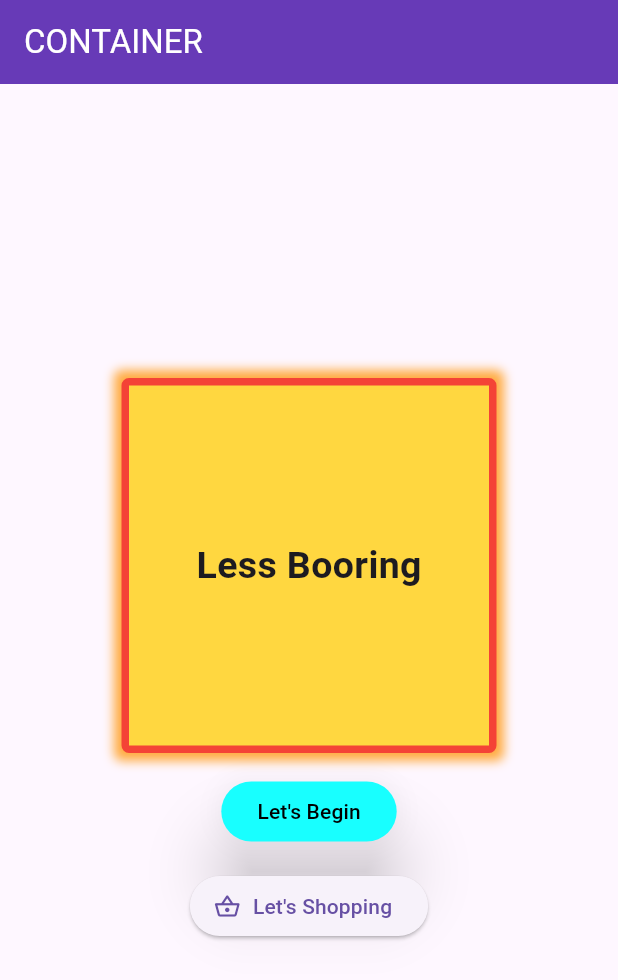
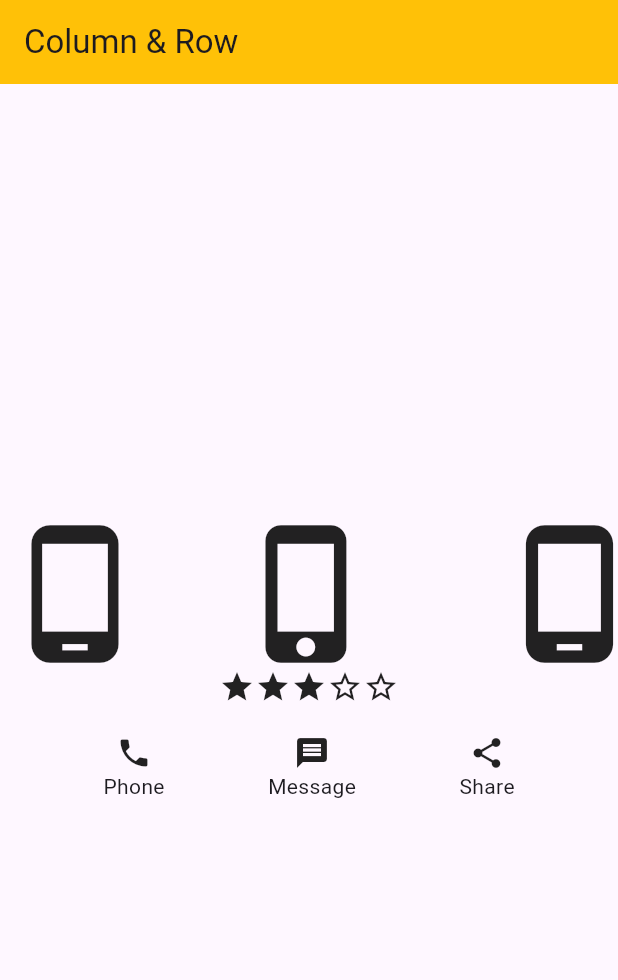
Before and after one commit to Tashfeen-Chohan/FLUTTER-T, a Flutter app: the screen it shows after launch, on a phone screen of 412 x 824 dp. Shown: the top 980 px of the screen. Run offline on Flutter 3.47's test engine with Material 3 defaults, Android fonts, the light colour scheme and no system bars.

Commit message:
Appbar & Layout [Column & Row]

```diff
--- a/lib/main.dart
+++ b/lib/main.dart
@@ -1,5 +1,6 @@
 import 'package:coding_with_t/screens/container.dart';
 import 'package:coding_with_t/screens/dashboard.dart';
+import 'package:coding_with_t/screens/layout.dart';
 import 'package:flutter/material.dart';
 
 void main() {
@@ -13,8 +14,10 @@ class MainApp extends StatelessWidget {
   Widget build(BuildContext context) {
     return const MaterialApp(
       title: "Coding With Tea",
-      // home: Dashboard()
-      home: ContainerScreen(),
+      debugShowCheckedModeBanner: false,
+      // home: Dashboard(),
+      home: LayoutScreen(),
+      // home: ContainerScreen(),
     );
   }
 }
--- a/lib/screens/dashboard.dart
+++ b/lib/screens/dashboard.dart
@@ -29,11 +29,29 @@ class _DashboardState extends State<Dashboard> {
   Widget build(BuildContext context) {
     return Scaffold(
       appBar: AppBar(
+        leading: IconButton(
+          icon: const Icon(Icons.menu),
+          onPressed: () {},
+        ),
         title: const Text(
-          "Dashboard",
+          "DASHBAORD",
           style: TextStyle(color: Colors.white),
         ),
+        actions: [
+          IconButton(
+            icon: const Icon(Icons.shopping_cart),
+            onPressed: () {},
+          ),
+          IconButton(
+            icon: const Icon(Icons.search),
+            onPressed: () {},
+          ),
+        ],
         backgroundColor: Colors.deepPurple,
+        foregroundColor: Colors.white,
+        centerTitle: true,
+        shape: const RoundedRectangleBorder(
+            borderRadius: BorderRadius.vertical(bottom: Radius.circular(15))),
       ),
       body: Center(
         child: Column(
@@ -59,15 +77,8 @@ class _DashboardState extends State<Dashboard> {
             const SizedBox(
               height: 10,
             ),
-            IconButton(
-                icon: const Icon(
-                  Icons.account_balance_sharp,
-                ),
-                onPressed: () {},
-                color: Colors.deepPurple,
-                splashColor: Colors.orange),
+
             // CONTAINER
-
           ],
         ),
       ),
--- /dev/null
+++ b/lib/screens/layout.dart
@@ -0,0 +1,71 @@
+import 'package:flutter/material.dart';
+
+class LayoutScreen extends StatelessWidget {
+  const LayoutScreen({super.key});
+
+  @override
+  Widget build(BuildContext context) {
+    return Scaffold(
+      appBar: AppBar(
+        title: const Text("Column & Row"),
+        backgroundColor: Colors.amber,
+      ),
+      body: const Column(
+        mainAxisAlignment: MainAxisAlignment.center,
+        children: [
+          Row(
+            // mainAxisAlignment: MainAxisAlignment.center,
+            children: [
+              Expanded(
+                child: Icon(
+                  Icons.phone_android,
+                  size: 100,
+                ),
+              ),
+              Expanded(
+                flex: 3,
+                child: Icon(
+                  Icons.phone_iphone_outlined,
+                  size: 100,
+                ),
+              ),
+              Expanded(
+                child: Icon(
+                  Icons.phone_android_outlined,
+                  size: 100,
+                ),
+              ),
+            ],
+          ),
+          Row(
+            mainAxisAlignment: MainAxisAlignment.center,
+            children: [
+              Icon(Icons.star),
+              Icon(Icons.star),
+              Icon(Icons.star),
+              Icon(Icons.star_border),
+              Icon(Icons.star_border),
+            ],
+          ),
+          SizedBox(
+            height: 20,
+          ),
+          Row(
+            mainAxisAlignment: MainAxisAlignment.spaceEvenly,
+            children: [
+              Column(
+                children: [Icon(Icons.phone), Text("Phone")],
+              ),
+              Column(
+                children: [Icon(Icons.message), Text("Message")],
+              ),
+              Column(
+                children: [Icon(Icons.share), Text("Share")],
+              )
+            ],
+          )
+        ],
+      ),
+    );
+  }
+}
```
